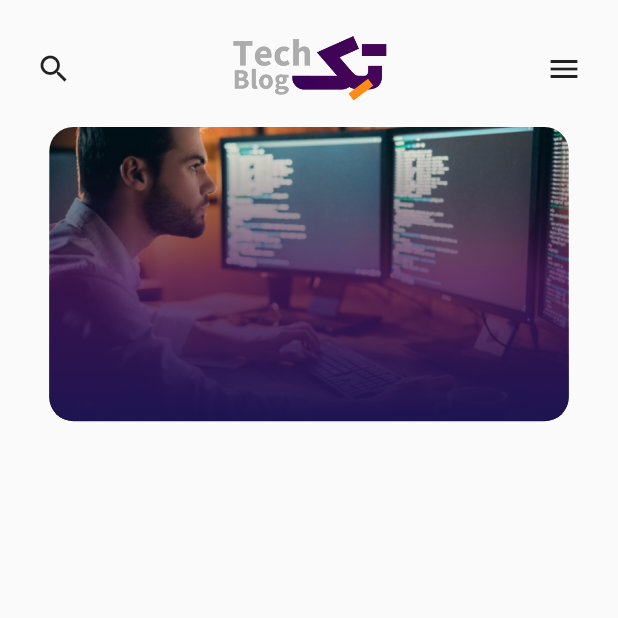
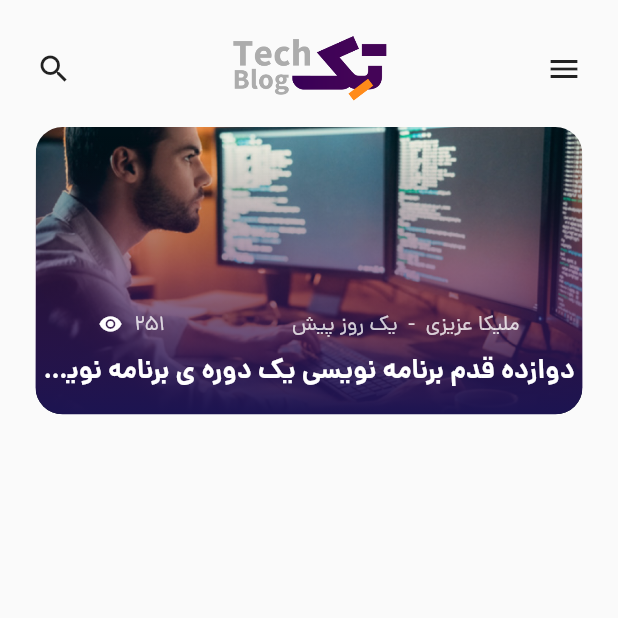
Before and after one commit to mmohammadmfallahm02/tec, a Flutter app: the screen it shows after launch, on a phone screen of 412 x 824 dp, the top half of it. Run offline on Flutter 3.47's test engine with Material 2 defaults, Android fonts, the phone set to English and light mode, and no system bars; our stand-ins replace flutter_spinkit.

Commit message:
home poster optimized and updated

```diff
--- a/lib/constants/my_color.dart
+++ b/lib/constants/my_color.dart
@@ -1,6 +1,9 @@
 import 'package:flutter/animation.dart';
 
 class SolidColors {
+  static const Color primaryColor = Color.fromARGB(255, 68, 4, 87);
+  static const Color posterTitle =Color.fromARGB(255, 255, 255, 255);
+  static const Color posterSubTitle =Color.fromARGB(200, 255, 255, 255);
   static const Color titleColor = Color.fromARGB(255, 40, 107, 184);
   static const Color textColor = Color.fromARGB(255, 0, 0, 0);
   static const Color scaffoldBg = Color.fromARGB(255, 255, 255, 255);
@@ -12,7 +15,6 @@ class SolidColors {
   static const Color submitArticle = Color.fromARGB(255, 209, 209, 209);
   static const Color submitPodcast = Color.fromARGB(255, 246, 246, 246);
   static const Color subText = Color.fromARGB(255, 197, 197, 197);
-  static const Color primaryColor = Color.fromARGB(255, 68, 4, 87);
 }
 
 class GradiantColors {
@@ -26,7 +28,7 @@ class GradiantColors {
   ];
   static const List<Color> homePosterCoverGradiant = [
     Color.fromARGB(0, 0, 0, 0),
-    Color.fromARGB(195, 72, 20, 88),
+    Color.fromARGB(130, 72, 20, 88),
     Color.fromARGB(255, 28, 20, 81),
   ];
 }
--- a/lib/main.dart
+++ b/lib/main.dart
@@ -36,8 +36,15 @@ class MyApp extends StatelessWidget {
             textTheme: const TextTheme(
               headline1: TextStyle(
                 fontFamily: 'dana',
-                fontSize: 16,
+                fontSize: 18,
+                color: SolidColors.posterTitle,
                 fontWeight: FontWeight.w700,
+              ),
+              subtitle1: TextStyle(
+                fontFamily: 'dana',
+                fontSize: 14,
+                color: SolidColors.posterSubTitle,
+                fontWeight: FontWeight.w300,
               ),
               bodyText1: TextStyle(
                   fontFamily: 'dana',
--- a/lib/main_screen.dart
+++ b/lib/main_screen.dart
@@ -1,6 +1,9 @@
+import 'dart:ui';
+
 import 'package:flutter/material.dart';
 import 'package:tec/constants/my_color.dart';
 import 'package:tec/gen/assets.gen.dart';
+import 'package:tec/models/fake_data.dart';
 
 class MainScreen extends StatelessWidget {
   const MainScreen({super.key});
@@ -8,6 +11,7 @@ class MainScreen extends StatelessWidget {
   @override
   Widget build(BuildContext context) {
     var size = MediaQuery.of(context).size;
+    final ThemeData themeData = Theme.of(context);
     // TODO: implement build
     return SafeArea(
         child: Scaffold(
@@ -27,29 +31,61 @@ class MainScreen extends StatelessWidget {
           Stack(
             children: [
               Container(
-                width: size.width / 1.19,
-                height: size.height / 4.2,
+                width: size.width / 1.13,
+                height: size.height / 4.3,
                 decoration: BoxDecoration(
-                    borderRadius: BorderRadius.circular(16),
-                    image: DecorationImage(
+                  borderRadius: BorderRadius.circular(18),
+                  image: DecorationImage(
                       fit: BoxFit.cover,
-                        image: (Assets.images.posterTest.image()).image),),
-
-              ),
-              Container(
-                width: size.width / 1.19,
-                height: size.height / 4.2,
-                decoration: BoxDecoration(
-                borderRadius: BorderRadius.circular(16),
-                gradient: const LinearGradient(
+                      image: AssetImage(homePagePosterMap['ImageAssets'])),
+                ),
+                foregroundDecoration: BoxDecoration(
+                  borderRadius: BorderRadius.circular(18),
+                  gradient: const LinearGradient(
                     colors: GradiantColors.homePosterCoverGradiant,
                     begin: Alignment.topCenter,
-                    end: Alignment.bottomCenter)),
-          ),
+                    end: Alignment.bottomCenter,
+                  ),
+                ),
+              ),
+              Positioned(
+                  left: 0,
+                  right: 0,
+                  bottom: 16,
+                  child: Column(
+                    children: [
+                      Row(
+                          mainAxisAlignment: MainAxisAlignment.spaceAround,
+                          crossAxisAlignment: CrossAxisAlignment.center,
+                          children: [
+                            Text(
+                              "${homePagePosterMap["writer"]}  -  ${homePagePosterMap["date"]}",
+                              style: themeData.textTheme.subtitle1,
+                            ),
+                            Row(
+                              children: [
 
+                                Text(homePagePosterMap["view"],
+                                    style: themeData.textTheme.subtitle1),
+                                    const SizedBox(width: 8,),
+                                    const Icon(Icons.remove_red_eye_sharp,color: Colors.white,size: 16,),
+                              ],
+                            )
+                          ]),
+                      const SizedBox(
+                        height: 8,
+                      ),
+                      Text(
+                        homePagePosterMap["title"],
+                        overflow: TextOverflow.ellipsis,
+                        softWrap: false,
+                        textAlign:TextAlign.center,
+                        style: themeData.textTheme.headline1,
+                      )
+                    ],
+                  ))
             ],
           ),
-
         ],
       ),
     ));
--- /dev/null
+++ b/lib/models/fake_data.dart
@@ -0,0 +1,9 @@
+import 'package:tec/gen/assets.gen.dart';
+
+Map homePagePosterMap = {
+  "ImageAssets": Assets.images.posterTest.path,
+  "writer": "ملیکا عزیزی",
+  "date": "یک روز پیش",
+  "title": "دوازده قدم برنامه نویسی یک دوره ی برنامه نویسی یک دوره ی",
+  "view": "251"
+};
```
